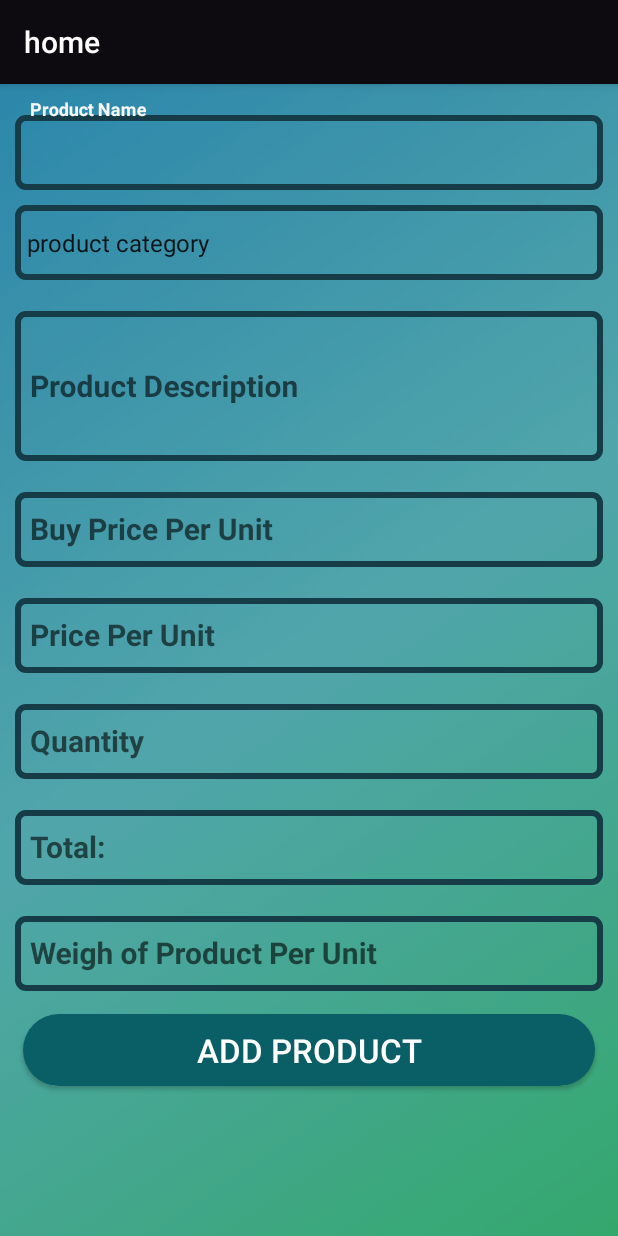
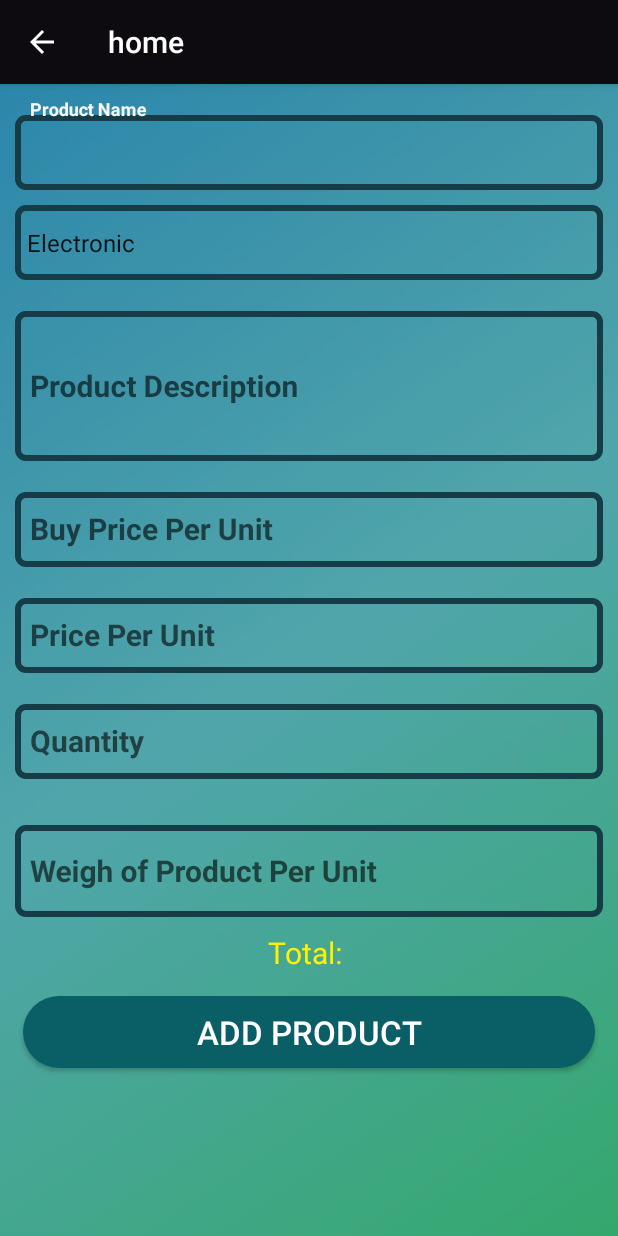
Before and after one commit to Khairul989/pos-sales, an Android app: the AddProduct screen opened directly, with no data from a screen before it, on a phone screen of 412 x 824 dp. Run offline under Robolectric (Android 15) with nearby library versions, the phone set to English and light mode, and no system bars; our stand-ins replace Firebase (no records; nobody signed in at launch, a user with empty details on screens opened directly).

Commit message:
tambah page add, reset, dengan sedikit fix

```diff
--- a/app/src/main/java/com/example/home/AddProduct.java
+++ b/app/src/main/java/com/example/home/AddProduct.java
@@ -1,32 +1,108 @@
 package com.example.home;
 
+import androidx.annotation.NonNull;
 import androidx.appcompat.app.AppCompatActivity;
 
+import android.content.Intent;
 import android.os.Bundle;
+import android.text.TextUtils;
+import android.view.MenuItem;
 import android.view.View;
 import android.widget.AdapterView;
+import android.widget.Button;
+import android.widget.EditText;
 import android.widget.Spinner;
+import android.widget.TextView;
 import android.widget.Toast;
 
-public class AddProduct extends AppCompatActivity implements AdapterView.OnItemSelectedListener {
+import com.google.android.gms.tasks.OnCompleteListener;
+import com.google.android.gms.tasks.Task;
+import com.google.firebase.firestore.DocumentReference;
+import com.google.firebase.firestore.FirebaseFirestore;
 
+import java.util.HashMap;
+import java.util.Map;
+
+public class AddProduct extends AppCompatActivity{
+    EditText prodName, prodDesc, BPPUnit, PPUnit, prodQuantity, Weight;
+    TextView totPrice;
+    Spinner ProdCategory;
+    Button btnAdd;
+    FirebaseFirestore ff;
     @Override
     protected void onCreate(Bundle savedInstanceState) {
         super.onCreate(savedInstanceState);
         setContentView(R.layout.activity_add_product2);
-        Spinner product_category = findViewById(R.id.product_category);
-        product_category.setOnItemSelectedListener(this);
+        prodName = findViewById(R.id.prodName);
+        prodDesc = findViewById(R.id.prodDesc);
+        BPPUnit = findViewById(R.id.BPPUnit);
+        PPUnit = findViewById(R.id.PPUnit);
+        prodQuantity = findViewById(R.id.prodQuantity);
+        totPrice = findViewById(R.id.totPrice);
+        Weight = findViewById(R.id.weight);
+        ProdCategory = findViewById(R.id.prodCategory);
+        btnAdd = findViewById(R.id.btnAdd);
+        ff = FirebaseFirestore.getInstance();
 
+        getSupportActionBar().setDisplayHomeAsUpEnabled(true);
+
+        Weight.setOnFocusChangeListener(new View.OnFocusChangeListener() {
+            @Override
+            public void onFocusChange(View v, boolean hasFocus) {
+                double sum = Double.parseDouble(PPUnit.getText().toString()) * Double.parseDouble(prodQuantity.getText().toString());
+                totPrice.setText("Total Price: RM" + sum);
+            }
+        });
+
+        btnAdd.setOnClickListener(new View.OnClickListener() {
+            @Override
+            public void onClick(View v) {
+                String pn = prodName.getText().toString();
+                String pdesc = prodDesc.getText().toString();
+                String BUnit = BPPUnit.getText().toString();
+                String PUnit = PPUnit.getText().toString();
+                String pQuantity = prodQuantity.getText().toString();
+                String w = Weight.getText().toString();
+                String pCateg = ProdCategory.getSelectedItem().toString();
+
+                if(TextUtils.isEmpty(pn) || TextUtils.isEmpty(pdesc) || TextUtils.isEmpty(BUnit) || TextUtils.isEmpty(PUnit) || TextUtils.isEmpty(pQuantity) || TextUtils.isEmpty(w) || TextUtils.isEmpty(pCateg)){
+                    Toast.makeText(AddProduct.this, "Please make sure all the field is filled in!!",Toast.LENGTH_SHORT).show();
+                }
+                else
+                {
+                    DocumentReference dr = ff.collection("Product").document();
+                    Map<String,Object> product = new HashMap<>();
+                    product.put("Product ID",dr.getId());
+                    product.put("Product Name", pn);
+                    product.put("Product Description",pdesc);
+                    product.put("Buy Price Per Unit", BUnit);
+                    product.put("Price Per Unit",PUnit);
+                    product.put("Quantity", pQuantity);
+                    product.put("Product Weight",w);
+                    product.put("Product Category", pCateg);
+                    dr.set(product).addOnCompleteListener(new OnCompleteListener<Void>() {
+                        @Override
+                        public void onComplete(@NonNull Task<Void> task) {
+                            if(task.isSuccessful()){
+                                Toast.makeText(AddProduct.this,"Prodcut Successfully Added",Toast.LENGTH_SHORT).show();
+                                startActivity(new Intent(getApplicationContext(),MainActivity.class));
+                            }
+                            else
+                            {
+                                Toast.makeText(AddProduct.this,"Failed! "+task.getException(),Toast.LENGTH_SHORT).show();
+                            }
+                        }
+                    });
+                }
+            }
+        });
+    }
+    public boolean onOptionsItemSelected(MenuItem mi){
+        if(mi.getItemId() == android.R.id.home){
+            finish();
+            return true;
+        }
+        return super.onOptionsItemSelected(mi);
     }
 
-
-    @Override
-    public void onItemSelected(AdapterView<?> parent, View view, int position, long id) {
-
-    }
-
-    @Override
-    public void onNothingSelected(AdapterView<?> parent) {
-
-    }
 }
--- a/app/src/main/res/layout/activity_add_product2.xml
+++ b/app/src/main/res/layout/activity_add_product2.xml
@@ -25,6 +25,7 @@
                 android:layout_height="50dp"
                 android:ems="10"
                 android:hint="Product Name"
+                android:id="@+id/prodName"
                 android:layout_marginLeft="10dp"
                 android:layout_marginRight="10dp"
                 android:inputType="text"
@@ -37,7 +38,7 @@
         <Spinner
             android:focusableInTouchMode="true"
             android:focusable="true"
-            android:id="@+id/product_category"
+            android:id="@+id/prodCategory"
             android:layout_width="match_parent"
             android:layout_height="50dp"
             android:background="@drawable/input_round_shape"
@@ -59,6 +60,7 @@
                 android:layout_height="100dp"
                 android:ems="10"
                 android:hint="Product Description"
+                android:id="@+id/prodDesc"
                 android:layout_marginLeft="10dp"
                 android:layout_marginRight="10dp"
                 android:inputType="text"
@@ -80,6 +82,7 @@
                 android:layout_height="50dp"
                 android:ems="10"
                 android:hint="Buy Price Per Unit"
+                android:id="@+id/BPPUnit"
                 android:layout_marginLeft="10dp"
                 android:layout_marginRight="10dp"
                 android:inputType="number"
@@ -101,6 +104,7 @@
                 android:layout_height="50dp"
                 android:ems="10"
                 android:hint="Price Per Unit"
+                android:id="@+id/PPUnit"
                 android:layout_marginLeft="10dp"
                 android:layout_marginRight="10dp"
                 android:inputType="number"
@@ -122,6 +126,7 @@
                 android:layout_height="50dp"
                 android:ems="10"
                 android:hint="Quantity"
+                android:id="@+id/prodQuantity"
                 android:layout_marginLeft="10dp"
                 android:layout_marginRight="10dp"
                 android:inputType="number"
@@ -136,21 +141,7 @@
             android:layout_height="wrap_content"
             android:focusable="true"
             android:layout_marginTop="10dp"
-            android:focusableInTouchMode="true">
-
-            <EditText
-                android:layout_width="match_parent"
-                android:layout_height="50dp"
-                android:ems="10"
-                android:hint="Total:"
-                android:layout_marginLeft="10dp"
-                android:layout_marginRight="10dp"
-                android:inputType="text"
-                android:textSize="20sp"
-                android:textStyle="bold"
-                android:padding="10dp"
-                android:background="@drawable/input_round_shape"/>
-        </com.google.android.material.textfield.TextInputLayout>
+            android:focusableInTouchMode="true"/>
 
         <com.google.android.material.textfield.TextInputLayout
             android:layout_width="match_parent"
@@ -160,24 +151,38 @@
             android:focusableInTouchMode="true">
 
             <EditText
+                android:id="@+id/weight"
                 android:layout_width="match_parent"
-                android:layout_height="50dp"
+                android:layout_height="61dp"
+                android:layout_marginLeft="10dp"
+                android:layout_marginRight="10dp"
+                android:background="@drawable/input_round_shape"
                 android:ems="10"
                 android:hint="Weigh of Product Per Unit"
-                android:layout_marginLeft="10dp"
-                android:layout_marginRight="10dp"
                 android:inputType="number"
+                android:padding="10dp"
                 android:textSize="20sp"
-                android:textStyle="bold"
-                android:padding="10dp"
-                android:background="@drawable/input_round_shape"/>
+                android:textStyle="bold" />
+
+
         </com.google.android.material.textfield.TextInputLayout>
 
+        <TextView
+            android:id="@+id/totPrice"
+            android:layout_width="wrap_content"
+            android:layout_height="wrap_content"
+            android:layout_gravity="center"
+            android:layout_weight="1"
+            android:text="Total: "
+            android:textColor="#fff000"
+            android:layout_marginTop="10dp"
+            android:textSize="20sp" />
         <Button
             android:layout_width="match_parent"
             android:layout_height="wrap_content"
             android:layout_margin="15dp"
             android:text="Add Product"
+            android:id="@+id/btnAdd"
             android:textSize="22sp"
             android:textColor="#ffff"
             android:layout_marginTop="10dp"
--- a/app/src/main/res/values/strings.xml
+++ b/app/src/main/res/values/strings.xml
@@ -1,10 +1,12 @@
 <resources>
     <string name="app_name">home</string>
     <string-array name="product_category">
-        <item>product category</item>
-        <item>SARAH</item>
-        <item>cantik</item>
-        <item>comel</item>
-        <item>sekian</item>
+        <item>Electronic</item>
+        <item>Food and Beverage</item>
+        <item>Men Clothing</item>
+        <item>Woman Clothing</item>
+        <item>Car Accessory</item>
+        <item>Computer component</item>
+        <item>Mobile Phone and Accessories</item>
     </string-array>
 </resources>
```
